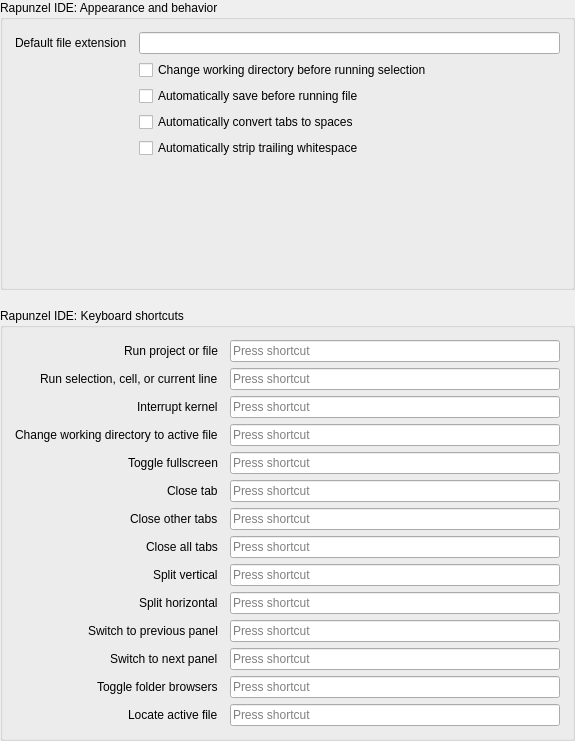
Qt form opensesame_extensions/OpenSesameIDE/preferences.ui (open-cogsci/rapunzel) before a commit.
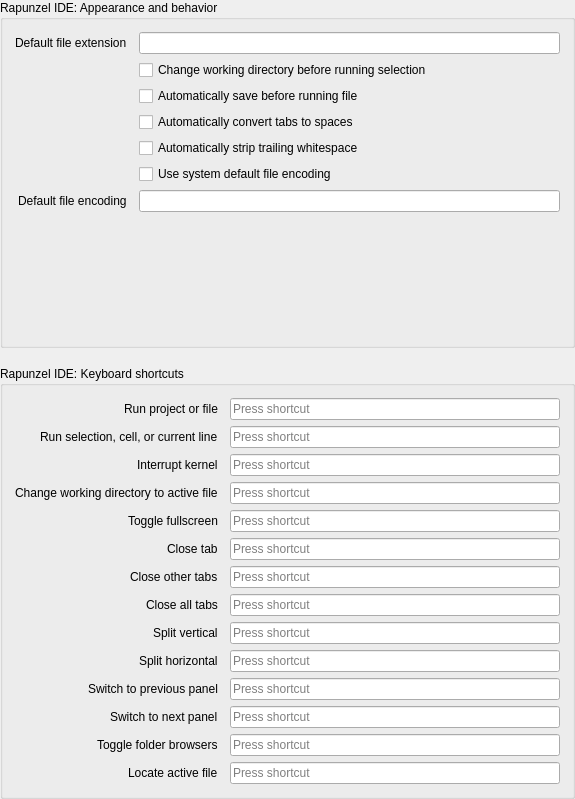
The same form after that commit.

Commit message: OpenSesameIDE: make default encoding configurable

The edit to the form file:
```diff
--- a/opensesame_extensions/OpenSesameIDE/preferences.ui
+++ b/opensesame_extensions/OpenSesameIDE/preferences.ui
@@ -7,7 +7,7 @@
     <x>0</x>
     <y>0</y>
     <width>575</width>
-    <height>741</height>
+    <height>799</height>
    </rect>
   </property>
   <property name="windowTitle">
@@ -91,6 +91,23 @@
         </property>
        </widget>
       </item>
+      <item row="6" column="1">
+       <widget class="QCheckBox" name="cfg_opensesame_ide_use_system_default_encoding">
+        <property name="text">
+         <string>Use system default file encoding</string>
+        </property>
+       </widget>
+      </item>
+      <item row="7" column="1">
+       <widget class="QLineEdit" name="cfg_opensesame_ide_default_encoding"/>
+      </item>
+      <item row="7" column="0">
+       <widget class="QLabel" name="label_16">
+        <property name="text">
+         <string>Default file encoding</string>
+        </property>
+       </widget>
+      </item>
      </layout>
     </widget>
    </item>
```
Left out of the diff: 19 changed lines with no effect on the pictures. The commit also changes 3 other files.
